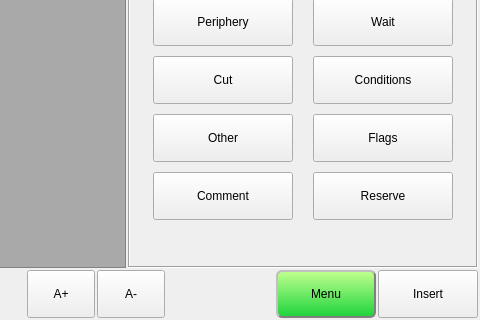
Before: the Qt Designer form hcinstruction/ichcinstructionpageframe.ui in dongdong-2009/3-5AxisRobot, drawn with Qt 5; both pictures show x 519 to 999 and y 126 to 446 of the 999 by 446 pixel window.
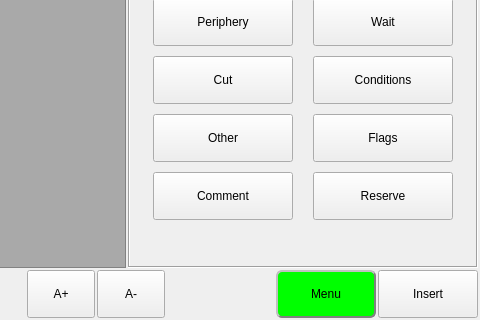
After: the same form once the commit is applied. Icons and pictures are not drawn. Custom widgets are drawn as their Qt base class.

```diff
--- a/hcinstruction/ichcinstructionpageframe.ui
+++ b/hcinstruction/ichcinstructionpageframe.ui
@@ -1048,7 +1048,7 @@
      border-width: 2px;
      border-radius: 6px;
      border-color: gray;
-	background-color: qlineargradient(spread:pad, x1:1, y1:1, x2:1, y2:0, stop:0 rgba(29, 212, 61, 255), stop:1 rgba(193, 255, 142, 255));
+	background-color: rgb(0, 255, 0);
 }
 #commandButton:pressed{
      border-style: inset;
```
Left out of the diff: 2 changed lines with no effect on the pictures.
